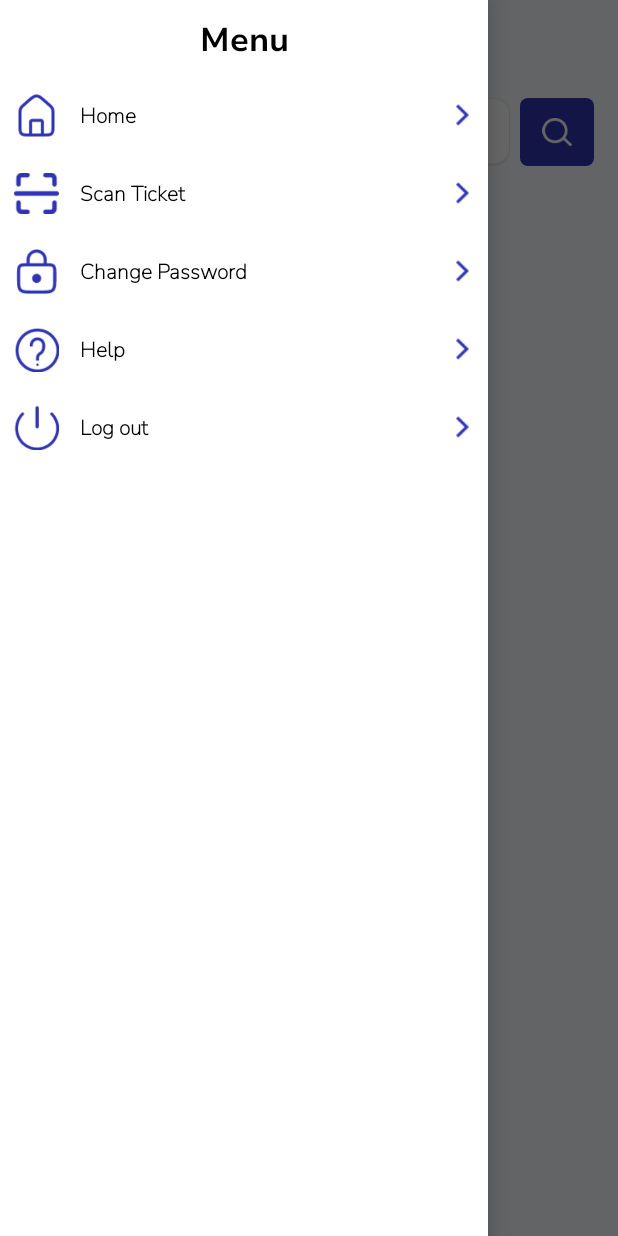
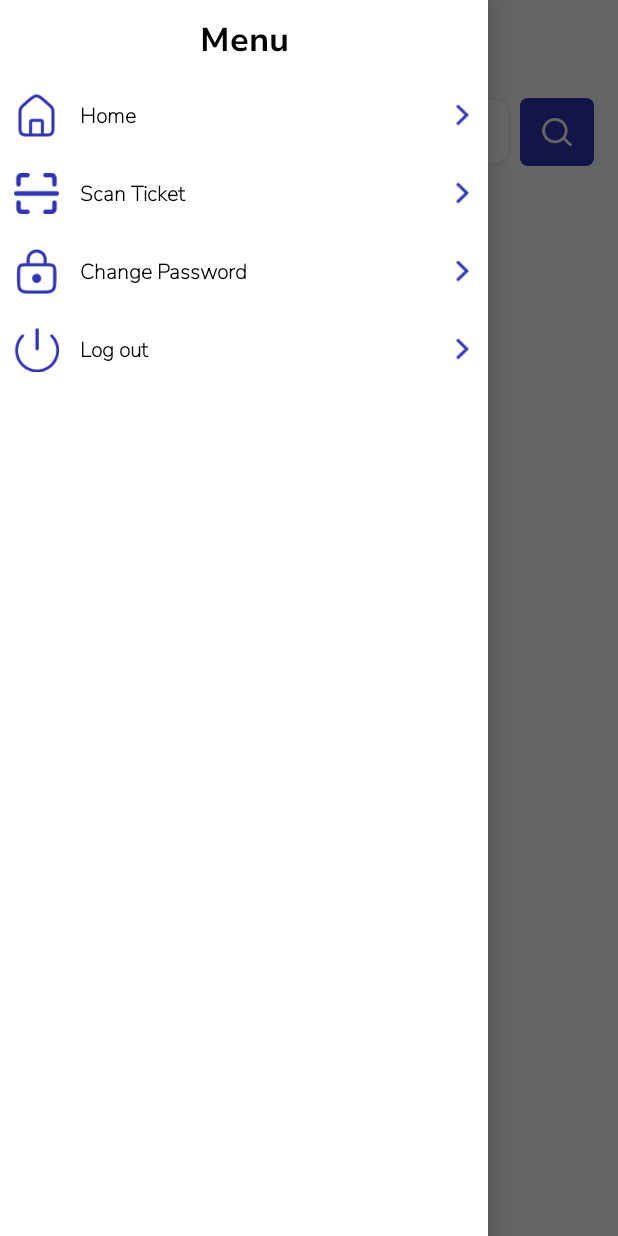
Before and after one commit to priyankgandhi0/ReminisceTicketing, an Android app: the MainActivity screen opened directly, with no data from a screen before it, with the side drawer open, on a phone screen of 412 x 824 dp. Run offline under Robolectric (Android 15) with nearby library versions, the phone set to English and light mode, and no system bars; our stand-ins replace data binding, sdp/ssp sizes; network calls fail.

Commit message:
change code structure and design.

```diff
--- a/app/src/main/java/com/example/reminisce_ticketing/MainActivity.java
+++ b/app/src/main/java/com/example/reminisce_ticketing/MainActivity.java
@@ -29,7 +29,7 @@ public class MainActivity extends AppCompatActivity {
 
 
     private void initView() {
-        findViewById(R.id.menuButton).setOnClickListener(new View.OnClickListener() {
+        binding.menuButton.setOnClickListener(new View.OnClickListener() {
             @Override
             public void onClick(View v) {
                 binding.drawerLayout.open();
@@ -42,7 +42,7 @@ public class MainActivity extends AppCompatActivity {
 //                startActivity(intent);
 //            }
 //        });
-        findViewById(R.id.home_item).setOnClickListener(new View.OnClickListener() {
+        binding.nvItem.homeItem.setOnClickListener(new View.OnClickListener() {
             @Override
             public void onClick(View v) {
                 binding.drawerLayout.close();
--- a/app/src/main/res/layout/activity_main.xml
+++ b/app/src/main/res/layout/activity_main.xml
@@ -2,6 +2,7 @@
     xmlns:app="http://schemas.android.com/apk/res-auto">
 
     <data>
+
         <variable
             name="viewModel"
             type="com.example.reminisce_ticketing.MainActivityViewModel" />
@@ -10,14 +11,14 @@
     <androidx.drawerlayout.widget.DrawerLayout
         android:id="@+id/drawerLayout"
         android:layout_width="match_parent"
-        android:background="@color/bg_color"
-        android:layout_height="match_parent">
+        android:layout_height="match_parent"
+        android:background="@color/bg_color">
 
         <!-- Main content layout -->
         <androidx.constraintlayout.widget.ConstraintLayout
             android:layout_width="match_parent"
-            android:orientation="vertical"
-            android:layout_height="match_parent">
+            android:layout_height="match_parent"
+            android:orientation="vertical">
 
             <!-- <LinearLayout
                  android:id="@+id/ll_main"
@@ -65,35 +66,37 @@
                 android:layout_width="@dimen/_35sdp"
                 android:layout_height="@dimen/_35sdp"
                 android:layout_gravity="center"
+                android:layout_marginStart="@dimen/_12sdp"
                 android:layout_marginTop="@dimen/_5sdp"
+                android:layout_marginEnd="@dimen/_12sdp"
+                android:layout_marginBottom="@dimen/_10sdp"
                 android:src="@drawable/ic_menu"
-                android:layout_marginStart="@dimen/_12sdp"
-                android:layout_marginBottom="@dimen/_10sdp"
-                android:layout_marginEnd="@dimen/_12sdp"
                 app:layout_constraintStart_toStartOf="parent"
-                app:layout_constraintTop_toTopOf="parent"/>
+                app:layout_constraintTop_toTopOf="parent" />
+
             <TextView
                 android:layout_width="match_parent"
                 android:layout_height="@dimen/_35sdp"
+                android:layout_gravity="center"
+                android:layout_marginTop="@dimen/_5sdp"
+                android:layout_weight="1"
+                android:fontFamily="@font/nunitosans_10pt_bold"
                 android:gravity="center"
-                android:layout_weight="1"
-                android:layout_gravity="center"
+                android:text="@string/home"
+                android:textColor="@color/black"
+                android:textSize="@dimen/_15ssp"
                 android:textStyle="bold"
-                android:fontFamily="@font/nunitosans_10pt_bold"
-                android:textColor="@color/black"
-                android:text="@string/home"
-                android:layout_marginTop="@dimen/_5sdp"
                 app:layout_constraintEnd_toEndOf="parent"
                 app:layout_constraintStart_toStartOf="parent"
-                app:layout_constraintTop_toTopOf="parent"
-                android:textSize="@dimen/_15ssp" />
+                app:layout_constraintTop_toTopOf="parent" />
+
             <FrameLayout
                 android:id="@+id/fragmentContainer"
                 android:layout_width="match_parent"
                 android:layout_height="match_parent"
                 android:layout_marginTop="@dimen/_45sdp"
                 app:layout_constraintStart_toStartOf="parent"
-                app:layout_constraintTop_toBottomOf="@+id/menuButton"/>
+                app:layout_constraintTop_toBottomOf="@+id/menuButton" />
 
 
             <!-- Add your main content here -->
@@ -108,7 +111,9 @@
             android:background="@color/white">
 
             <!-- Include your custom navigation drawer layout -->
-            <include layout="@layout/layout_drawer" />
+            <include
+                android:id="@+id/nvItem"
+                layout="@layout/layout_drawer" />
 
         </com.google.android.material.navigation.NavigationView>
 
--- a/app/src/main/res/layout/layout_drawer.xml
+++ b/app/src/main/res/layout/layout_drawer.xml
@@ -142,6 +142,7 @@
             android:layout_height="@dimen/_40sdp"
             android:layout_marginLeft="@dimen/_7sdp"
             android:layout_marginRight="@dimen/_7sdp"
+            android:visibility="gone"
             android:orientation="horizontal">
 
             <ImageView
--- a/app/src/main/res/values/strings.xml
+++ b/app/src/main/res/values/strings.xml
@@ -21,7 +21,7 @@
     <string name="email">E-mail</string>
     <string name="password">Password</string>
     <string name="enter_password">Enter password</string>
-    <string name="forget_password">Forget password?</string>
+    <string name="forget_password">Forgot password?</string>
     <string name="enter_your_email_to_reset_your_password">Enter your email to reset your password</string>
 
     <string name="request">Request</string>
```
Lines whose indentation alone changed are shown as unchanged.
